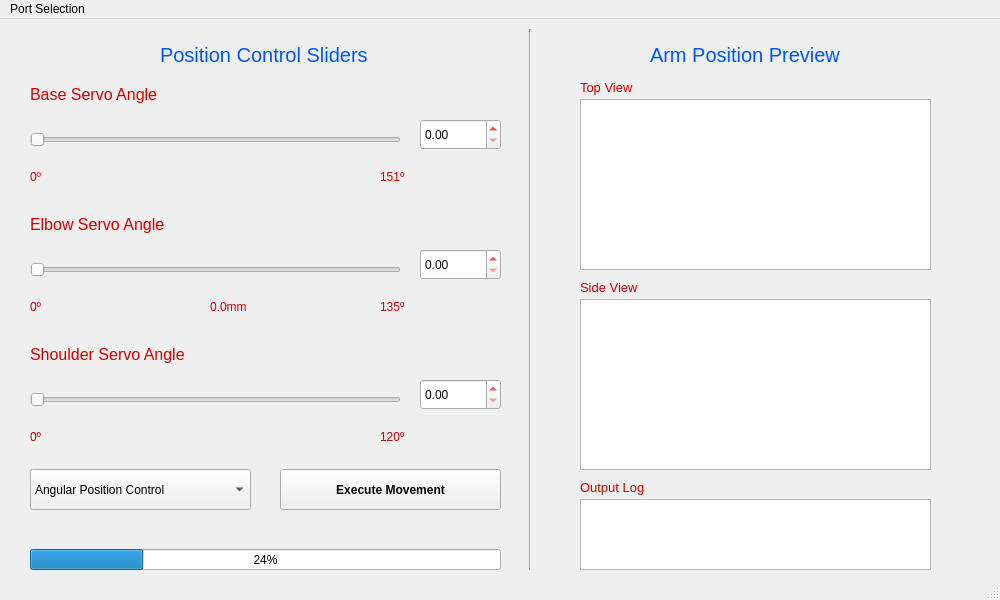
Above: pArm/GUI/InProgressGUI.ui from pArm-TFG/pArm-S1 before the change. Below: the same form after it.
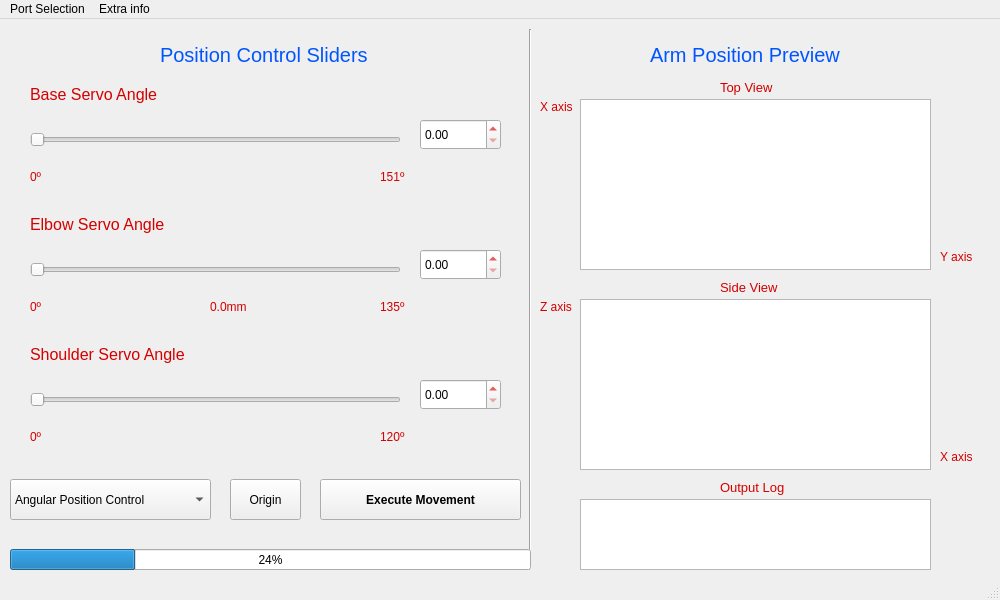
That is the form after the change. Custom widgets are drawn as their Qt base class.

Commit message: Added move to origin button, axis labels for graphics and concurrent logic using futures

The edit to the form file:
```diff
--- a/pArm/GUI/InProgressGUI.ui
+++ b/pArm/GUI/InProgressGUI.ui
@@ -243,9 +243,9 @@
    <widget class="QComboBox" name="ComboBoxCoordinates">
     <property name="geometry">
      <rect>
-      <x>30</x>
-      <y>450</y>
-      <width>221</width>
+      <x>10</x>
+      <y>460</y>
+      <width>201</width>
       <height>41</height>
      </rect>
     </property>
@@ -266,9 +266,9 @@
    <widget class="QPushButton" name="ExecuteButton">
     <property name="geometry">
      <rect>
-      <x>280</x>
-      <y>450</y>
-      <width>221</width>
+      <x>320</x>
+      <y>460</y>
+      <width>201</width>
       <height>41</height>
      </rect>
     </property>
@@ -342,9 +342,9 @@
    <widget class="QProgressBar" name="ProgressBar">
     <property name="geometry">
      <rect>
-      <x>30</x>
+      <x>10</x>
       <y>530</y>
-      <width>471</width>
+      <width>521</width>
       <height>21</height>
      </rect>
     </property>
@@ -499,7 +499,7 @@
    <widget class="QLabel" name="label">
     <property name="geometry">
      <rect>
-      <x>580</x>
+      <x>720</x>
       <y>60</y>
       <width>61</width>
       <height>16</height>
@@ -517,7 +517,7 @@
    <widget class="QLabel" name="label_2">
     <property name="geometry">
      <rect>
-      <x>580</x>
+      <x>720</x>
       <y>260</y>
       <width>71</width>
       <height>16</height>
@@ -548,7 +548,7 @@
    <widget class="QLabel" name="label_3">
     <property name="geometry">
      <rect>
-      <x>580</x>
+      <x>720</x>
       <y>460</y>
       <width>71</width>
       <height>16</height>
@@ -563,6 +563,71 @@
      <string>Output Log</string>
     </property>
    </widget>
+   <widget class="QPushButton" name="origin_button">
+    <property name="geometry">
+     <rect>
+      <x>230</x>
+      <y>460</y>
+      <width>71</width>
+      <height>41</height>
+     </rect>
+    </property>
+    <property name="text">
+     <string>Origin</string>
+    </property>
+   </widget>
+   <widget class="QLabel" name="label_4">
+    <property name="geometry">
+     <rect>
+      <x>540</x>
+      <y>80</y>
+      <width>51</width>
+      <height>16</height>
+     </rect>
+    </property>
+    <property name="text">
+     <string>X axis</string>
+    </property>
+   </widget>
+   <widget class="QLabel" name="label_5">
+    <property name="geometry">
+     <rect>
+      <x>940</x>
+      <y>230</y>
+      <width>51</width>
+      <height>16</height>
+     </rect>
+    </property>
+    <property name="text">
+     <string>Y axis</string>
+    </property>
+   </widget>
+   <widget class="QLabel" name="label_6">
+    <property name="geometry">
+     <rect>
+      <x>540</x>
+      <y>280</y>
+      <width>51</width>
+      <height>16</height>
+     </rect>
+    </property>
+    <property name="text">
+     <string>Z axis</string>
+    </property>
+   </widget>
+   <widget class="QLabel" name="label_7">
+    <property name="geometry">
+     <rect>
+      <x>940</x>
+      <y>430</y>
+      <width>51</width>
+      <height>16</height>
+     </rect>
+    </property>
+    <property name="text">
+     <string>X axis</string>
+    </property>
+   </widget>
   </widget>
   <widget class="QMenuBar" name="menubar">
    <property name="geometry">
@@ -578,7 +643,16 @@
      <string>Port Selection</string>
     </property>
    </widget>
+   <widget class="QMenu" name="menu_Tools">
+    <property name="title">
+     <string>Extra info</string>
+    </property>
+    <addaction name="actionGitHub_link_for_of_this_project"/>
+    <addaction name="actionDocumentation"/>
+    <addaction name="actionAbout_us"/>
+   </widget>
    <addaction name="menuPort_Selection"/>
+   <addaction name="menu_Tools"/>
   </widget>
   <widget class="QStatusBar" name="statusbar"/>
  </widget>
```
Left out of the diff: 31 changed lines with no effect on the pictures. The commit also changes 1 other file.
